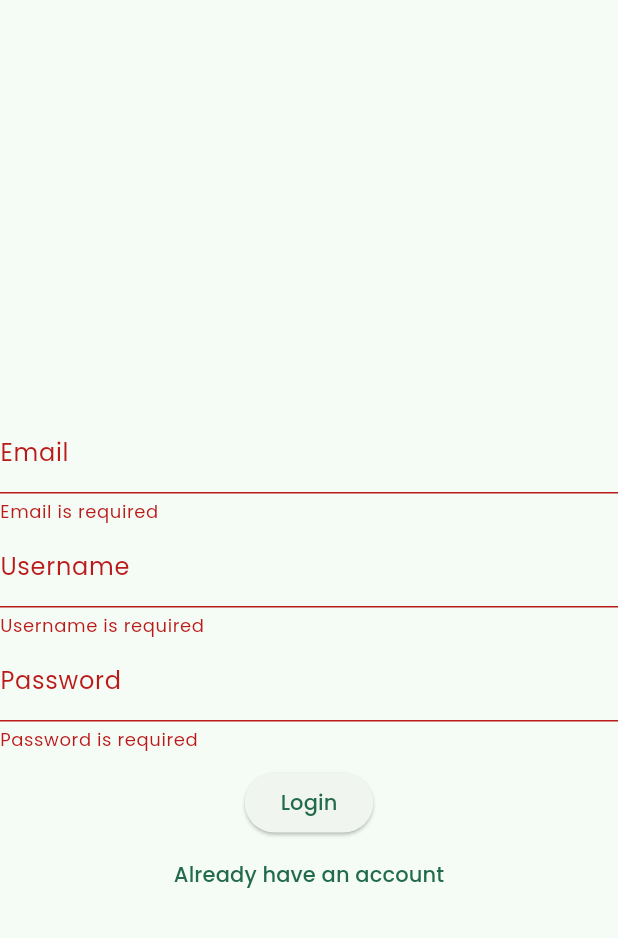
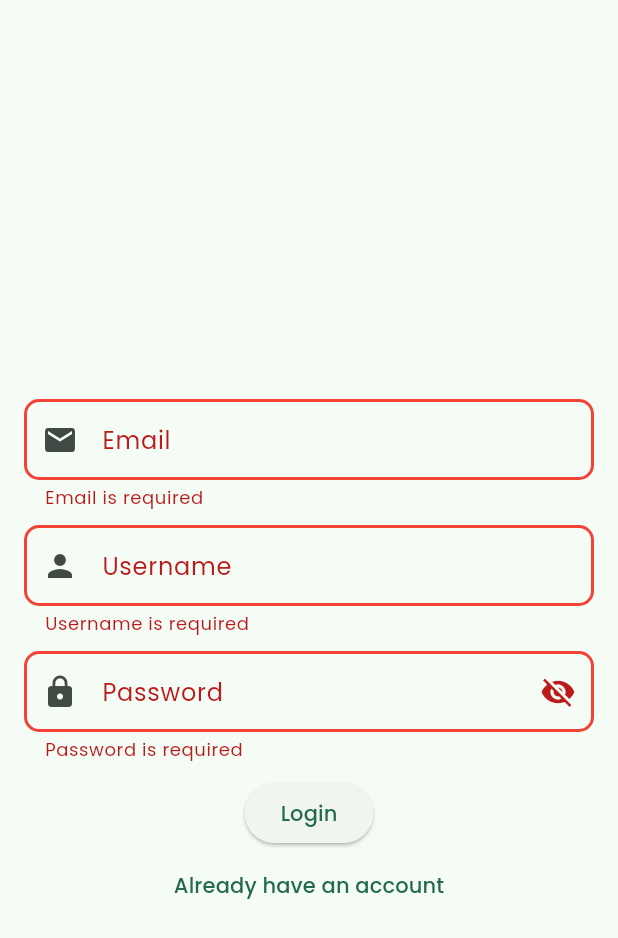
Before and after one commit to VishalRChaudhari/Disaster-, a Flutter app: the screen it shows after launch, after a tap on "Login", on a phone screen of 412 x 824 dp. Shown: the top 938 px of the screen. Run offline on Flutter 3.47's test engine with Material 3 defaults, Android fonts, the light colour scheme and no system bars; our stand-ins replace cloud_firestore, firebase_auth, firebase_core, google_fonts, location, weather; accounts and stored records are empty.

Commit message:
AuthPage Working

```diff
--- /dev/null
+++ b/lib/Screens/Auth/auth.dart
@@ -0,0 +1,253 @@
+import 'package:cloud_firestore/cloud_firestore.dart';
+import 'package:firebase_auth/firebase_auth.dart';
+import 'package:flutter/material.dart';
+
+class Auth extends StatefulWidget {
+  const Auth({super.key});
+
+  @override
+  State<Auth> createState() => _AuthState();
+}
+
+final _firebase = FirebaseAuth.instance;
+
+class _AuthState extends State<Auth> {
+  final _emailcontroller = TextEditingController();
+  final _enteredUsername = TextEditingController();
+  final _enteredPassword = TextEditingController();
+  final _formkey = GlobalKey<FormState>();
+  var isSignin = false;
+  @override
+  void dispose() {
+    _emailcontroller.dispose();
+    _enteredPassword.dispose();
+    _enteredUsername.dispose();
+
+    super.dispose();
+  }
+
+  void _onLogin() async {
+    final email = _emailcontroller.text;
+    final username = _enteredUsername.text;
+    final password = _enteredPassword.text;
+    final isValid = _formkey.currentState!.validate();
+
+    if (!isValid) {
+      return;
+    }
+    _formkey.currentState!.save();
+    try {
+      final userCrdential = await _firebase.createUserWithEmailAndPassword(
+          email: email, password: password);
+
+      await FirebaseFirestore.instance
+          .collection('Users')
+          .doc(userCrdential.user!.uid)
+          .set({
+        'name': username,
+        'email': email,
+      });
+    } on FirebaseAuthException catch (e) {
+      if (e.code == 'email-already-in-use') {}
+      ScaffoldMessenger.of(context).clearSnackBars();
+      ScaffoldMessenger.of(context).showSnackBar(
+        SnackBar(
+          content: Text(e.message ?? 'Authentication Failed. '),
+        ),
+      );
+    }
+  }
+
+  void _onSignIn() async {
+    final email = _emailcontroller.text;
+    final password = _enteredPassword.text;
+
+    final isValid = _formkey.currentState!.validate();
+    if (!isValid) {
+      return;
+    }
+    _formkey.currentState!.save();
+    try {
+      await _firebase.signInWithEmailAndPassword(
+          email: email, password: password);
+    } on FirebaseAuthException catch (e) {
+      ScaffoldMessenger.of(context).clearSnackBars();
+      ScaffoldMessenger.of(context).showSnackBar(
+        SnackBar(
+          content: Text(e.message ?? 'Authentication Failed. '),
+        ),
+      );
+    }
+  }
+
+  void toggleSignIn() {
+    setState(() {
+      _formkey.currentState?.reset();
+      _emailcontroller.clear();
+      _enteredPassword.clear();
+      _enteredUsername.clear();
+      isSignin = !isSignin;
+    });
+  }
+
+  bool _isPasswordVisible = false;
+  @override
+  Widget build(BuildContext context) {
+    return Scaffold(
+      appBar: AppBar(),
+      body: Padding(
+        padding: const EdgeInsets.all(16),
+        child: Form(
+          key: _formkey,
+          child: Column(
+            mainAxisAlignment: MainAxisAlignment.center,
+            children: [
+              TextFormField(
+                validator: (value) {
+                  if (value == null || value.isEmpty) {
+                    return 'Email is required';
+                  } else if (!RegExp(r'^[\w-\.]+@([\w-]+\.)+[\w-]{2,4}$')
+                      .hasMatch(value)) {
+                    return 'Enter a valid email address';
+                  }
+                  return null;
+                },
+                controller: _emailcontroller,
+                decoration: InputDecoration(
+                  labelText: 'Email',
+                  prefixIcon: const Icon(Icons.email),
+                  hintText: 'Enter your email',
+                  border: OutlineInputBorder(
+                    borderRadius: BorderRadius.circular(24),
+                  ),
+                  focusedBorder: OutlineInputBorder(
+                    borderRadius: BorderRadius.circular(24),
+                    borderSide:
+                        const BorderSide(color: Colors.blueAccent, width: 2.0),
+                  ),
+                  errorBorder: OutlineInputBorder(
+                    borderRadius: BorderRadius.circular(10.0),
+                    borderSide: const BorderSide(color: Colors.red, width: 2.0),
+                  ),
+                  contentPadding: const EdgeInsets.symmetric(
+                      vertical: 15.0, horizontal: 10.0),
+                ),
+                style: const TextStyle(fontSize: 16),
+              ),
+              if (!isSignin)
+                const SizedBox(
+                  height: 10,
+                ),
+              if (!isSignin)
+                TextFormField(
+                  validator: (value) {
+                    if (value == null || value.isEmpty) {
+                      return 'Username is required';
+                    } else if (value.length < 3 || value.length > 30) {
+                      return 'Username must be between 3 and 30 characters';
+                    } else if (!RegExp(r'^[a-zA-Z0-9._]+$').hasMatch(value)) {
+                      return 'Username can only contain letters, numbers, underscores, and periods';
+                    } else if (value.startsWith('.') || value.endsWith('.')) {
+                      return 'Username cannot start or end with a period';
+                    } else if (value.contains('..')) {
+                      return 'Username cannot contain consecutive periods';
+                    }
+                    return null;
+                  },
+                  controller: _enteredUsername,
+                  decoration: InputDecoration(
+                    labelText: 'Username',
+                    prefixIcon: const Icon(Icons.person),
+                    hintText: 'Enter your username',
+                    border: OutlineInputBorder(
+                      borderRadius: BorderRadius.circular(24),
+                    ),
+                    focusedBorder: OutlineInputBorder(
+                      borderRadius: BorderRadius.circular(24),
+                      borderSide: const BorderSide(
+                          color: Colors.blueAccent, width: 2.0),
+                    ),
+                    errorBorder: OutlineInputBorder(
+                      borderRadius: BorderRadius.circular(10.0),
+                      borderSide:
+                          const BorderSide(color: Colors.red, width: 2.0),
+                    ),
+                    contentPadding: const EdgeInsets.symmetric(
+                        vertical: 15.0, horizontal: 10.0),
+                  ),
+                  style: const TextStyle(fontSize: 16),
+                ),
+              const SizedBox(
+                height: 10,
+              ),
+              TextFormField(
+                validator: (value) {
+                  if (value == null || value.isEmpty) {
+                    return 'Password is required';
+                  } else if (value.length < 8) {
+                    return 'Password must be at least 8 characters';
+                  } else if (!RegExp(r'(?=.*[A-Z])').hasMatch(value)) {
+                    return 'Password must contain at least one uppercase letter';
+                  } else if (!RegExp(r'(?=.*[a-z])').hasMatch(value)) {
+                    return 'Password must contain at least one lowercase letter';
+                  } else if (!RegExp(r'(?=.*\d)').hasMatch(value)) {
+                    return 'Password must contain at least one digit';
+                  } else if (!RegExp(r'(?=.*[@$!%*?&])').hasMatch(value)) {
+                    return 'Password must contain at least one special character';
+                  }
+                  return null;
+                },
+                controller: _enteredPassword,
+                obscureText: !_isPasswordVisible, // Toggle visibility
+                decoration: InputDecoration(
+                  labelText: 'Password',
+                  prefixIcon: const Icon(Icons.lock),
+                  hintText: 'Enter your password',
+                  border: OutlineInputBorder(
+                    borderRadius: BorderRadius.circular(24),
+                  ),
+                  focusedBorder: OutlineInputBorder(
+                    borderRadius: BorderRadius.circular(24.0),
+                    borderSide:
+                        const BorderSide(color: Colors.blueAccent, width: 2.0),
+                  ),
+                  errorBorder: OutlineInputBorder(
+                    borderRadius: BorderRadius.circular(10.0),
+                    borderSide: const BorderSide(color: Colors.red, width: 2.0),
+                  ),
+                  contentPadding: const EdgeInsets.symmetric(
+                      vertical: 15.0, horizontal: 10.0),
+                  suffixIcon: IconButton(
+                    icon: Icon(
+                      _isPasswordVisible
+                          ? Icons.visibility
+                          : Icons.visibility_off,
+                    ),
+                    onPressed: () {
+                      setState(() {
+                        _isPasswordVisible = !_isPasswordVisible;
+                      });
+                    },
+                  ),
+                ),
+                style: const TextStyle(fontSize: 16),
+              ),
+              const SizedBox(
+                height: 10,
+              ),
+              ElevatedButton(
+                onPressed: isSignin ? _onSignIn : _onLogin,
+                child: Text(isSignin ? 'Sign In' : 'Login'),
+              ),
+              TextButton(
+                onPressed: toggleSignIn,
+                child: Text(
+                    isSignin ? 'Create an account' : 'Already have an account'),
+              ),
+            ],
+          ),
+        ),
+      ),
+    );
+  }
+}
--- a/lib/Screens/Auth/login.dart
+++ /dev/null
@@ -1,140 +0,0 @@
-import 'package:cloud_firestore/cloud_firestore.dart';
-import 'package:disastermanagement/Screens/Auth/sign_in.dart';
-import 'package:firebase_auth/firebase_auth.dart';
-import 'package:flutter/material.dart';
-
-class Login extends StatefulWidget {
-  const Login({super.key});
-
-  @override
-  State<Login> createState() => _LoginState();
-}
-
-final _firebase = FirebaseAuth.instance;
-
-class _LoginState extends State<Login> {
-  final _emailcontroller = TextEditingController();
-  final _enteredUsername = TextEditingController();
-  final _enteredPassword = TextEditingController();
-  final _formkey = GlobalKey<FormState>();
-
-  void _onsubmit() async {
-    final email = _emailcontroller.text;
-    final username = _enteredUsername.text;
-    final password = _enteredPassword.text;
-    final isValid = _formkey.currentState!.validate();
-    if (!isValid) {
-      return;
-    }
-    _formkey.currentState!.save();
-    try {
-      final userCrdential = await _firebase.createUserWithEmailAndPassword(
-          email: email, password: password);
-
-      await FirebaseFirestore.instance
-          .collection('Users')
-          .doc(userCrdential.user!.uid)
-          .set({
-        'name': username,
-        'email': email,
-      });
-    } on FirebaseAuthException catch (e) {
-      if (e.code == 'email-already-in-use') {}
-      ScaffoldMessenger.of(context).clearSnackBars();
-      ScaffoldMessenger.of(context).showSnackBar(
-        SnackBar(
-          content: Text(e.message ?? 'Authentication Failed. '),
-        ),
-      );
-    }
-  }
-
-  @override
-  Widget build(BuildContext context) {
-    return Scaffold(
-      appBar: AppBar(),
-      body: Form(
-        key: _formkey,
-        child: Column(
-          mainAxisAlignment: MainAxisAlignment.center,
-          children: [
-            TextFormField(
-              validator: (value) {
-                if (value == null || value.isEmpty) {
-                  return 'Email is required';
-                } else if (!RegExp(r'^[\w-\.]+@([\w-]+\.)+[\w-]{2,4}$')
-                    .hasMatch(value)) {
-                  return 'Enter a valid email address';
-                }
-                return null;
-              },
-              controller: _emailcontroller,
-              decoration: const InputDecoration(
-                label: Text('Email'),
-              ),
-            ),
-            TextFormField(
-              validator: (value) {
-                if (value == null || value.isEmpty) {
-                  return 'Username is required';
-                } else if (value.length < 3 || value.length > 30) {
-                  return 'Username must be between 3 and 30 characters';
-                } else if (!RegExp(r'^[a-zA-Z0-9._]+$').hasMatch(value)) {
-                  return 'Username can only contain letters, numbers, underscores, and periods';
-                } else if (value.startsWith('.') || value.endsWith('.')) {
-                  return 'Username cannot start or end with a period';
-                } else if (value.contains('..')) {
-                  return 'Username cannot contain consecutive periods';
-                }
-                return null;
-              },
-              controller: _enteredUsername,
-              decoration: const InputDecoration(
-                label: Text('Username'),
-              ),
-            ),
-            TextFormField(
-              validator: (value) {
-                if (value == null || value.isEmpty) {
-                  return 'Password is required';
-                } else if (value.length < 8) {
-                  return 'Password must be at least 8 characters';
-                } else if (!RegExp(r'(?=.*[A-Z])').hasMatch(value)) {
-                  return 'Password must contain at least one uppercase letter';
-                } else if (!RegExp(r'(?=.*[a-z])').hasMatch(value)) {
-                  return 'Password must contain at least one lowercase letter';
-                } else if (!RegExp(r'(?=.*\d)').hasMatch(value)) {
-                  return 'Password must contain at least one digit';
-                } else if (!RegExp(r'(?=.*[@$!%*?&])').hasMatch(value)) {
-                  return 'Password must contain at least one special character';
-                }
-                return null;
-              },
-              controller: _enteredPassword,
-              decoration: const InputDecoration(
-                label: Text('Password'),
-              ),
-            ),
-            const SizedBox(
-              height: 10,
-            ),
-            ElevatedButton(
-              onPressed: _onsubmit,
-              child: const Text('Login'),
-            ),
-            TextButton(
-              onPressed: () {
-                Navigator.of(context).push(
-                  MaterialPageRoute(
-                    builder: (context) => const SignIn(),
-                  ),
-                );
-              },
-              child: const Text('Already have an account'),
-            ),
-          ],
-        ),
-      ),
-    );
-  }
-}
--- a/lib/Screens/splashsceen.dart
+++ b/lib/Screens/splashsceen.dart
@@ -1,5 +1,5 @@
 import 'dart:async';
-import 'package:disastermanagement/Screens/Auth/login.dart';
+import 'package:disastermanagement/Screens/Auth/auth.dart';
 import 'package:disastermanagement/Screens/home.dart';
 import 'package:firebase_auth/firebase_auth.dart';
 import 'package:flutter/material.dart';
@@ -7,6 +7,7 @@ import 'package:flutter/material.dart';
 class SplashScreenn extends StatefulWidget {
   const SplashScreenn({super.key});
   @override
+  // ignore: library_private_types_in_public_api
   _SplashScreennState createState() => _SplashScreennState();
 }
 
@@ -51,5 +52,5 @@ Widget homeBuild = StreamBuilder(
       if (snapshot.hasData) {
         return const HomePage();
       }
-      return const Login();
+      return const Auth();
     });
```
Also changed, not shown: lib/Screens/Auth/sign_in.dart (deleted, +0 -110 lines).
